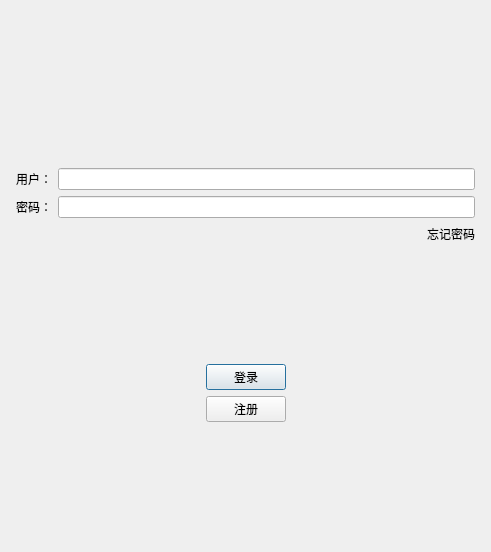
First picture: the form in logindialog.ui, repository shlock7/DistributedChatRoom, before the edit.
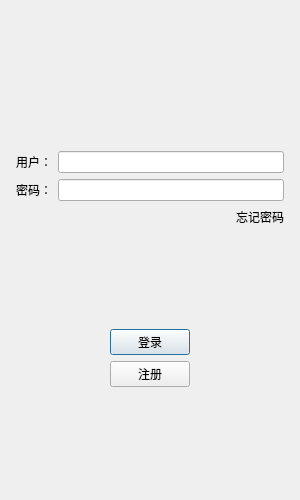
Second picture: the form after the edit. Icons and pictures are not drawn.

Diff of the .ui file:
```diff
--- a/logindialog.ui
+++ b/logindialog.ui
@@ -6,10 +6,22 @@
    <rect>
     <x>0</x>
     <y>0</y>
-    <width>491</width>
-    <height>552</height>
+    <width>300</width>
+    <height>500</height>
    </rect>
   </property>
+  <property name="minimumSize">
+   <size>
+    <width>300</width>
+    <height>500</height>
+   </size>
+  </property>
+  <property name="maximumSize">
+   <size>
+    <width>300</width>
+    <height>500</height>
+   </size>
+  </property>
   <property name="windowTitle">
    <string>Dialog</string>
   </property>
```
